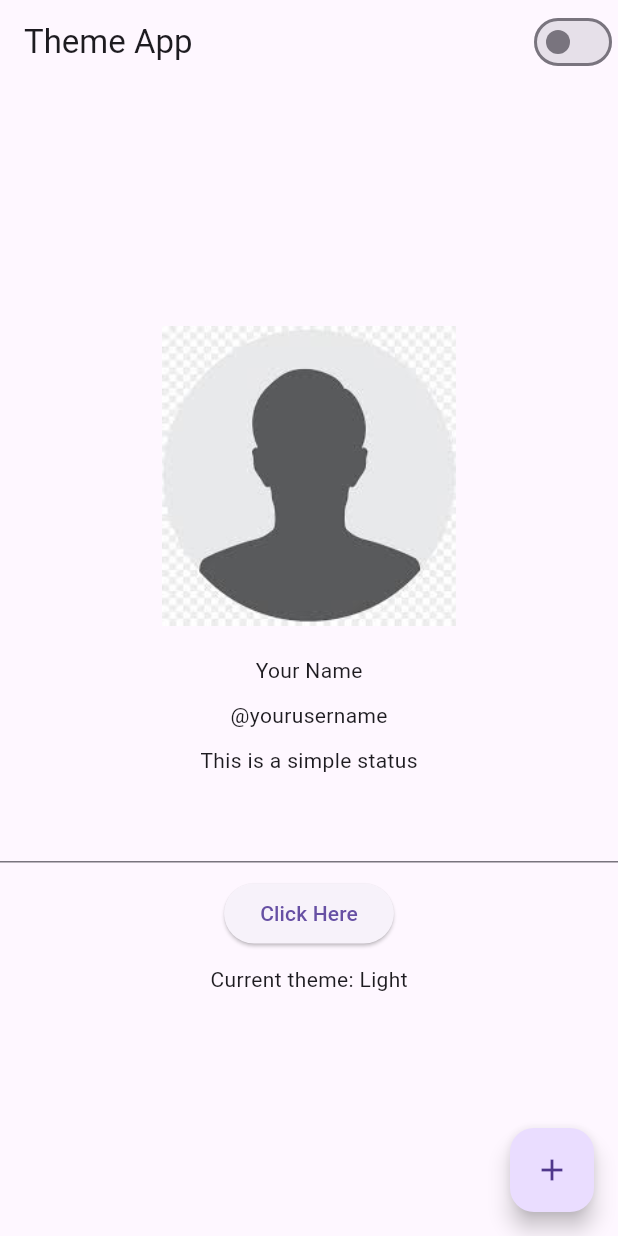
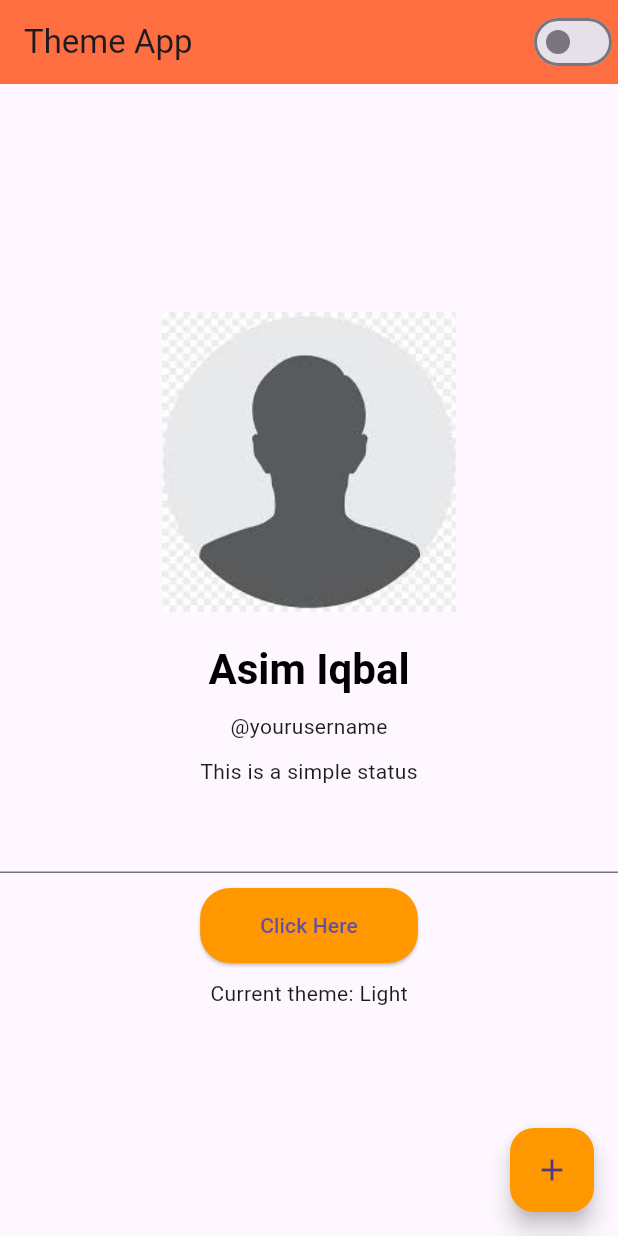
Before and after one commit to its-asimiqbal/flutter-theming, a Flutter app: the screen it shows after launch, on a phone screen of 412 x 824 dp. Run offline on Flutter 3.47's test engine with Material 3 defaults, Android fonts, the phone set to English and light mode, and no system bars.

Commit message:
files updated

```diff
--- a/lib/screens/main_screen.dart
+++ b/lib/screens/main_screen.dart
@@ -11,7 +11,7 @@ class MyHomeScreen1 extends StatefulWidget {
 class _MyHomeScreen1State extends State<MyHomeScreen1> {
   @override
   Widget build(BuildContext context) {
-    // ThemeManager themeManager = ThemeManager();
+    TextTheme _textTheme = Theme.of(context).textTheme;
 
     return Scaffold(
       appBar: AppBar(
@@ -42,11 +42,20 @@ class _MyHomeScreen1State extends State<MyHomeScreen1> {
             const SizedBox(
               height: 20,
             ),
-            const Text('Your Name'),
+            Text(
+              'Asim Iqbal',
+              style: _textTheme.headlineMedium?.copyWith(
+                color: Colors.black,
+                fontWeight: FontWeight.bold,
+              ),
+            ),
             const SizedBox(
               height: 10,
             ),
-            const Text('@yourusername'),
+            Text(
+              '@yourusername',
+              style: _textTheme.bodyMedium,
+            ),
             const SizedBox(
               height: 10,
             ),
--- a/lib/theme/theme_constants.dart
+++ b/lib/theme/theme_constants.dart
@@ -1,7 +1,32 @@
 import 'package:flutter/material.dart';
+
+const kColorPrimary = Colors.deepOrangeAccent;
+const kColorAccent = Colors.orange;
 
 ThemeData lightTheme = ThemeData(
   brightness: Brightness.light,
+  appBarTheme: const AppBarTheme(
+    backgroundColor: kColorPrimary,
+  ),
+  floatingActionButtonTheme: const FloatingActionButtonThemeData(
+    backgroundColor: kColorAccent,
+  ),
+  elevatedButtonTheme: ElevatedButtonThemeData(
+    style: ButtonStyle(
+      padding: MaterialStateProperty.all(
+        const EdgeInsetsDirectional.symmetric(
+          horizontal: 40,
+          vertical: 15,
+        ),
+      ),
+      backgroundColor: MaterialStateProperty.all<Color>(kColorAccent),
+      shape: MaterialStateProperty.all(
+        RoundedRectangleBorder(
+          borderRadius: BorderRadius.circular(20),
+        ),
+      ),
+    ),
+  ),
 );
 
 ThemeData darkTheme = ThemeData(
```
Also changed, not shown: lib/main.dart (+0 -54 lines).
